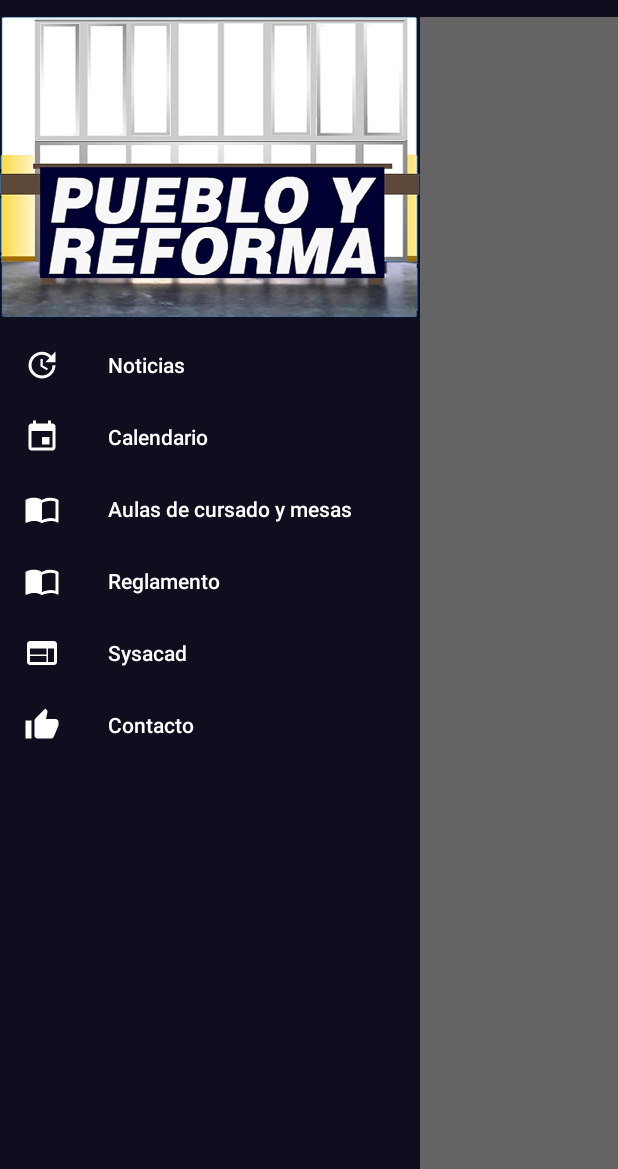
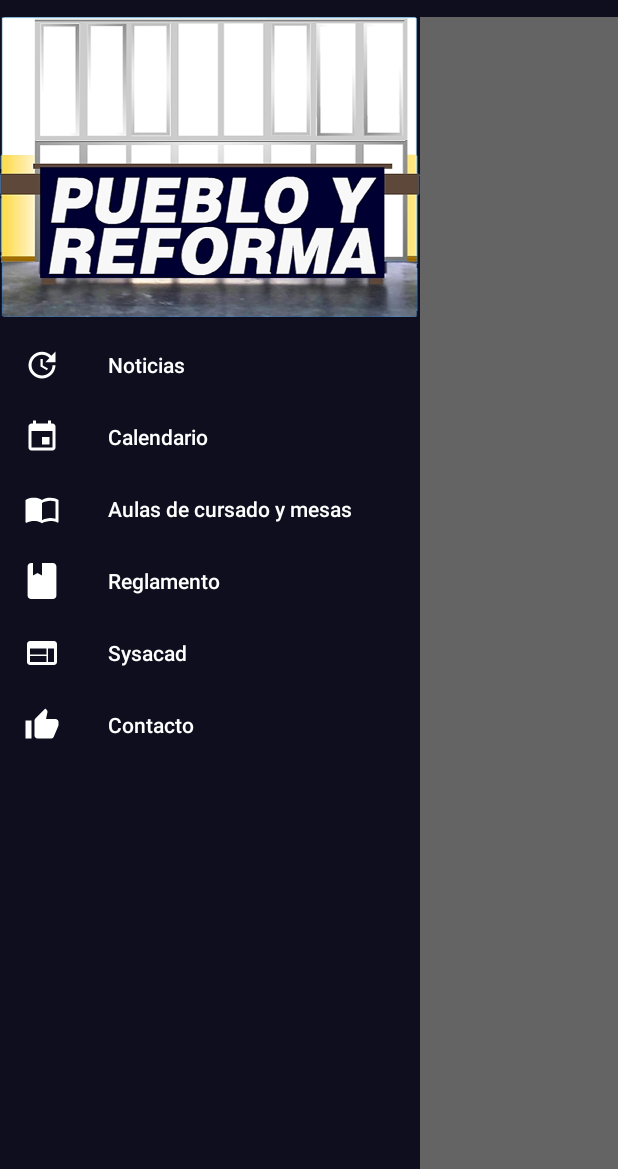
Before and after one commit to lukini26/PyR, an Android app: the screen it shows after launch (NoticiasActivity), with the side drawer open, on a phone screen of 412 x 824 dp, the part 67-1236 px from its top. Run offline under Robolectric (Android 15) with nearby library versions, the phone set to English and light mode, and no system bars; our stand-ins replace Firebase (no records; nobody signed in at launch, a user with empty details on screens opened directly), Picasso; pictures from the network do not load; 1 statement that could not run was skipped.

Commit message:
version final para produccion

```diff
--- /dev/null
+++ b/app/src/main/res/drawable/ic_bookmark_button.xml
@@ -0,0 +1,4 @@
+<vector android:height="24dp" android:viewportHeight="510.0"
+    android:viewportWidth="510.0" android:width="24dp" xmlns:android="http://schemas.android.com/apk/res/android">
+    <path android:fillColor="#FFFFFF" android:pathData="M408,510c28,0 51,-23 51,-51V51c0,-28 -23,-51 -51,-51H255v178.5l-63.8,-38.3L127.5,178.5V0H102C73.9,0 51,23 51,51v408c0,28 23,51 51,51H408z"/>
+</vector>
--- a/app/src/main/res/layout-land/activity_calendar2.xml
+++ b/app/src/main/res/layout-land/activity_calendar2.xml
@@ -19,7 +19,7 @@
  <android.support.v4.view.ViewPager
      android:id="@+id/ViewPager"
      android:layout_width="match_parent"
-     android:layout_height="match_parent" />
+     android:layout_height="200dp" />
 
 
     </RelativeLayout>
--- a/app/src/main/res/layout/mesas_fragment.xml
+++ b/app/src/main/res/layout/mesas_fragment.xml
@@ -2,8 +2,10 @@
 <LinearLayout xmlns:android="http://schemas.android.com/apk/res/android"
     android:orientation="vertical" android:layout_width="match_parent"
     android:layout_height="match_parent"
-    android:gravity="left|center"
-    android:background="@drawable/tipitto">
+    android:gravity="center"
+
+
+    >
 
 
 
--- a/app/src/main/res/menu/drawermenu.xml
+++ b/app/src/main/res/menu/drawermenu.xml
@@ -6,7 +6,7 @@
     <item android:id="@+id/noticias" android:title="Noticias" android:icon="@drawable/iconews"> </item>
     <item android:id="@+id/calendario" android:title="Calendario" android:icon="@drawable/icocalen"></item>
     <item android:id="@+id/aulas" android:title="Aulas de cursado y mesas" android:icon="@drawable/icoreg"></item>
-    <item android:id="@+id/reglamento" android:title="Reglamento" android:icon="@drawable/icoreg"></item>
+    <item android:id="@+id/reglamento" android:title="Reglamento" android:icon="@drawable/ic_bookmark_button"></item>
     <item android:id="@+id/sysacad" android:title="Sysacad" android:icon="@drawable/icosysa"></item>
     <item android:id="@+id/contacto" android:title="Contacto" android:icon="@drawable/icocon"></item>
 
```
Also changed, not shown: 1 other file.
